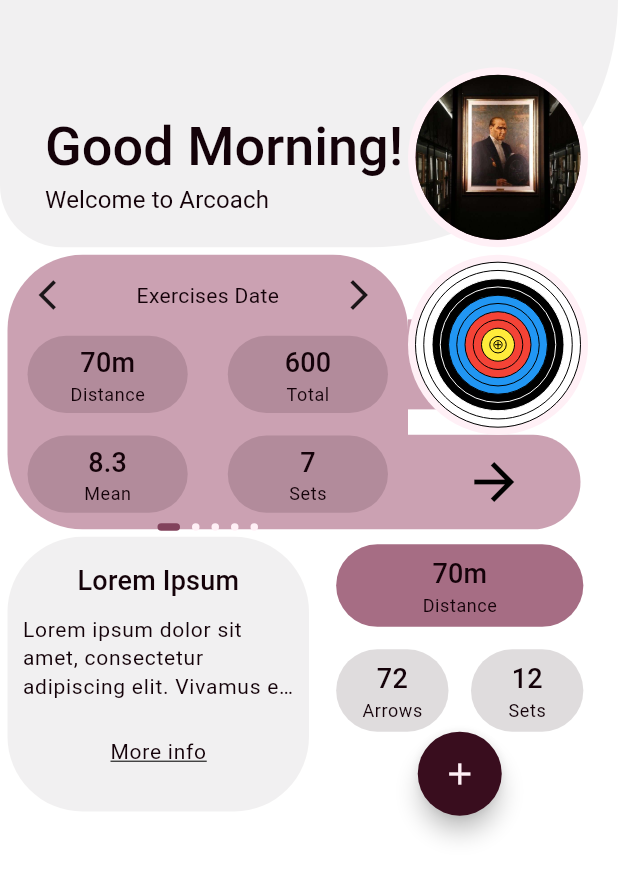
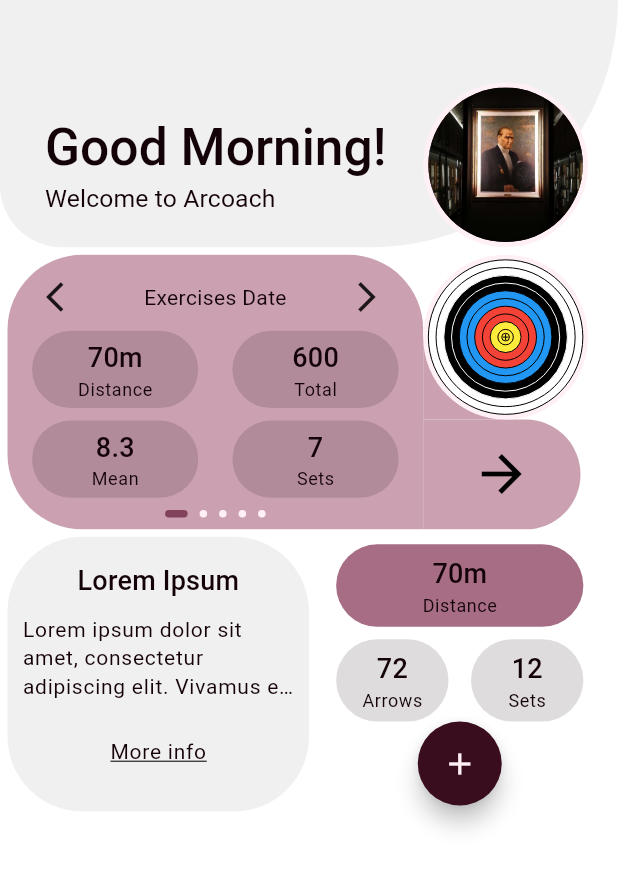
Before and after one commit to ahmetbugraerturk/arcoach, a Flutter app: the homePage screen opened directly, on a phone screen of 412 x 824 dp. Shown: the top 879 px of the screen. Run offline on Flutter 3.47's test engine with Material 3 defaults, Android fonts, the phone set to English and light mode, and no system bars; drawn by our look-alikes of smooth_page_indicator; our stand-ins replace lottie; missing offline and left inert: r_nav_n_sheet; generated files the repository leaves out were written again.

Commit message:
UI Fix Bug Commit

```diff
--- a/lib/athlethesScreens/navScreens/home_page.dart
+++ b/lib/athlethesScreens/navScreens/home_page.dart
@@ -46,7 +46,8 @@ class _homePageState extends State<homePage> {
                   left: 30,
                   child: Text(
                     "Good Morning!",
-                    style: Theme.of(context).textTheme.headlineMedium,
+                    style: Theme.of(context).textTheme.headlineMedium!.copyWith(
+                        fontSize: MediaQuery.of(context).size.width / 12),
                   ),
                 ),
                 Positioned(
@@ -54,19 +55,20 @@ class _homePageState extends State<homePage> {
                   left: 30,
                   child: Text(
                     "${AppLocalizations.of(context)!.welcome} Arcoach",
-                    style: Theme.of(context).textTheme.labelLarge,
+                    style: Theme.of(context).textTheme.labelLarge!.copyWith(
+                        fontSize: MediaQuery.of(context).size.width / 25),
                   ),
                 ),
                 Positioned(
                   bottom: 0,
                   right: 20,
                   child: CircleAvatar(
-                    radius: 60,
+                    radius: MediaQuery.of(context).size.width / 7.5,
                     backgroundColor: isLightTheme
                         ? constants.kLightBackgroundColor
                         : constants.kDarkBackgroundColor,
-                    child: const CircleAvatar(
-                      radius: 55,
+                    child: CircleAvatar(
+                      radius: MediaQuery.of(context).size.width / 8,
                       backgroundImage: AssetImage("assets/images/profile.jpg"),
                     ),
                   ),
@@ -86,9 +88,12 @@ class _homePageState extends State<homePage> {
                   top: 0,
                   left: 0,
                   child: Container(
+                    padding: const EdgeInsets.fromLTRB(5, 0, 5, 0),
                     margin: const EdgeInsets.only(left: 5),
                     height: MediaQuery.of(context).size.height / 4.5,
-                    width: MediaQuery.of(context).size.width - 145,
+                    width: MediaQuery.of(context).size.width -
+                        MediaQuery.of(context).size.width / 15 * 4 -
+                        25,
                     decoration: BoxDecoration(
                       color: isLightTheme
                           ? constants.myColorList[5]
@@ -100,7 +105,8 @@ class _homePageState extends State<homePage> {
                     ),
                     child: Column(
                       children: [
-                        SizedBox(height: 15),
+                        SizedBox(
+                            height: MediaQuery.of(context).size.height / 50),
                         Row(
                           mainAxisAlignment: MainAxisAlignment.spaceAround,
                           children: [
@@ -113,13 +119,18 @@ class _homePageState extends State<homePage> {
                             )
                           ],
                         ),
-                        SizedBox(height: 15),
+                        SizedBox(
+                            height: MediaQuery.of(context).size.height / 80),
                         Row(
                           mainAxisAlignment: MainAxisAlignment.spaceAround,
                           children: [
                             Container(
                               height: MediaQuery.of(context).size.height / 16,
-                              width: (MediaQuery.of(context).size.width - 145) /
+                              width: (MediaQuery.of(context).size.width -
+                                      MediaQuery.of(context).size.width /
+                                          15 *
+                                          4 -
+                                      25) /
                                   2.5,
                               decoration: BoxDecoration(
                                 color: isLightTheme
@@ -146,7 +157,11 @@ class _homePageState extends State<homePage> {
                             ),
                             Container(
                               height: MediaQuery.of(context).size.height / 16,
-                              width: (MediaQuery.of(context).size.width - 145) /
+                              width: (MediaQuery.of(context).size.width -
+                                      MediaQuery.of(context).size.width /
+                                          15 *
+                                          4 -
+                                      25) /
                                   2.5,
                               decoration: BoxDecoration(
                                 color: isLightTheme
@@ -173,13 +188,18 @@ class _homePageState extends State<homePage> {
                             ),
                           ],
                         ),
-                        SizedBox(height: 15),
+                        SizedBox(
+                            height: MediaQuery.of(context).size.height / 100),
                         Row(
                           mainAxisAlignment: MainAxisAlignment.spaceAround,
                           children: [
                             Container(
                               height: MediaQuery.of(context).size.height / 16,
-                              width: (MediaQuery.of(context).size.width - 145) /
+                              width: (MediaQuery.of(context).size.width -
+                                      MediaQuery.of(context).size.width /
+                                          15 *
+                                          4 -
+                                      25) /
                                   2.5,
                               decoration: BoxDecoration(
                                 color: isLightTheme
@@ -206,7 +226,11 @@ class _homePageState extends State<homePage> {
                             ),
                             Container(
                               height: MediaQuery.of(context).size.height / 16,
-                              width: (MediaQuery.of(context).size.width - 145) /
+                              width: (MediaQuery.of(context).size.width -
+                                      MediaQuery.of(context).size.width /
+                                          15 *
+                                          4 -
+                                      25) /
                                   2.5,
                               decoration: BoxDecoration(
                                 color: isLightTheme
@@ -233,7 +257,8 @@ class _homePageState extends State<homePage> {
                             ),
                           ],
                         ),
-                        SizedBox(height: 7),
+                        SizedBox(
+                            height: MediaQuery.of(context).size.height / 100),
                         SmoothPageIndicator(
                           controller: controller,
                           count: 5,
@@ -248,11 +273,12 @@ class _homePageState extends State<homePage> {
                   ),
                 ),
                 Positioned(
-                  bottom: 80,
-                  right: 80,
+                  bottom: MediaQuery.of(context).size.height / 4.5 -
+                      MediaQuery.of(context).size.width / 15 * 4,
+                  right: MediaQuery.of(context).size.width / 15 * 2 + 20,
                   child: Container(
-                    height: 60,
-                    width: 60,
+                    height: MediaQuery.of(context).size.width / 15 * 2,
+                    width: MediaQuery.of(context).size.width / 15 * 2,
                     decoration: BoxDecoration(
                       color: isLightTheme
                           ? constants.myColorList[5]
@@ -265,8 +291,9 @@ class _homePageState extends State<homePage> {
                   right: 20,
                   child: Container(
                     margin: const EdgeInsets.only(right: 5),
-                    height: MediaQuery.of(context).size.height / 4.5 - 120,
-                    width: 115,
+                    height: MediaQuery.of(context).size.height / 4.5 -
+                        MediaQuery.of(context).size.width / 15 * 4,
+                    width: MediaQuery.of(context).size.width / 15 * 4 - 5,
                     decoration: BoxDecoration(
                       color: isLightTheme
                           ? constants.myColorList[5]
@@ -287,20 +314,21 @@ class _homePageState extends State<homePage> {
                   right: 20,
                   top: 0,
                   child: Container(
-                    width: 120,
-                    height: 120,
+                    width: MediaQuery.of(context).size.width / 15 * 4,
+                    height: MediaQuery.of(context).size.width / 15 * 4,
                     decoration: BoxDecoration(
                       color: isLightTheme
                           ? constants.kLightBackgroundColor
                           : constants.kDarkBackgroundColor,
-                      borderRadius: BorderRadius.circular(60),
+                      borderRadius: BorderRadius.circular(
+                          MediaQuery.of(context).size.width / 7),
                     ),
                     alignment: Alignment.center,
                     child: CustomPaint(
                       painter: w2yTargetPainter(),
                       child: Container(
-                        width: 110,
-                        height: 110,
+                        width: MediaQuery.of(context).size.width / 16 * 4,
+                        height: MediaQuery.of(context).size.width / 16 * 4,
                         alignment: Alignment.center,
                       ),
                     ),
@@ -394,11 +422,14 @@ class _homePageState extends State<homePage> {
                               ),
                             ],
                           ),
-                          SizedBox(height: 15),
+                          SizedBox(
+                              height: MediaQuery.of(context).size.height / 100),
                           Row(
                             mainAxisAlignment: MainAxisAlignment.center,
                             children: [
-                              SizedBox(height: 15),
+                              SizedBox(
+                                  height:
+                                      MediaQuery.of(context).size.height / 100),
                               Container(
                                 height: MediaQuery.of(context).size.height / 15,
                                 width:
@@ -429,7 +460,7 @@ class _homePageState extends State<homePage> {
                                   ],
                                 ),
                               ),
-                              SizedBox(width: 15),
+                              const SizedBox(width: 15),
                               Container(
                                 height: MediaQuery.of(context).size.height / 15,
                                 width:
@@ -460,7 +491,9 @@ class _homePageState extends State<homePage> {
                                   ],
                                 ),
                               ),
-                              SizedBox(height: 15),
+                              SizedBox(
+                                  height:
+                                      MediaQuery.of(context).size.height / 100),
                             ],
                           ),
                           FloatingActionButton(
--- a/lib/main.dart
+++ b/lib/main.dart
@@ -32,7 +32,7 @@ class MyApp extends StatelessWidget {
       theme: constants.kLightTheme,
       darkTheme: constants.kDarkTheme,
       themeMode: ThemeMode.light,
-      home: const mainScreen(),
+      home: const loginScreen(),
     );
   }
 }
--- a/lib/onBoardingScreens/login_screen.dart
+++ b/lib/onBoardingScreens/login_screen.dart
@@ -2,6 +2,7 @@
 
 import 'dart:ui';
 
+import 'package:arcoach/athlethesScreens/main_screen.dart';
 import 'package:arcoach/athlethesScreens/target_screen.dart';
 import 'package:flutter/cupertino.dart';
 import 'package:flutter/foundation.dart';
@@ -246,7 +247,7 @@ class _loginScreenState extends State<loginScreen> {
   void clickDontHaveAccount() {}
   void clickLogin() {
     Navigator.push(context, MaterialPageRoute(builder: (context) {
-      return targetScreen();
+      return mainScreen();
     }));
   }
 }
```
